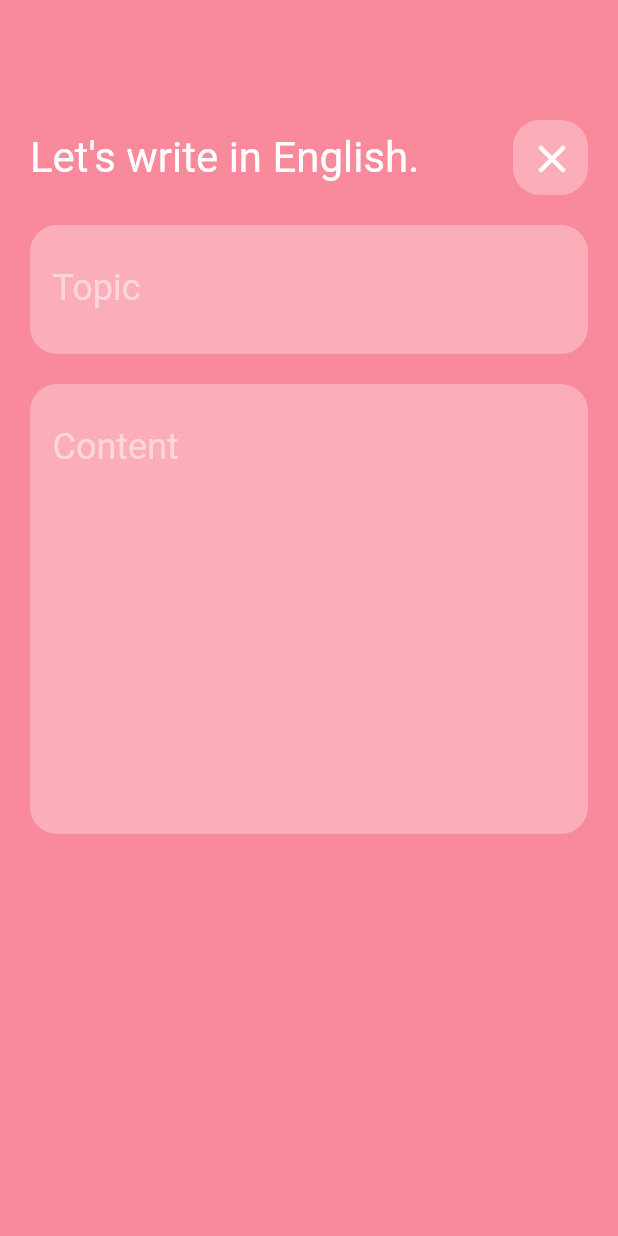
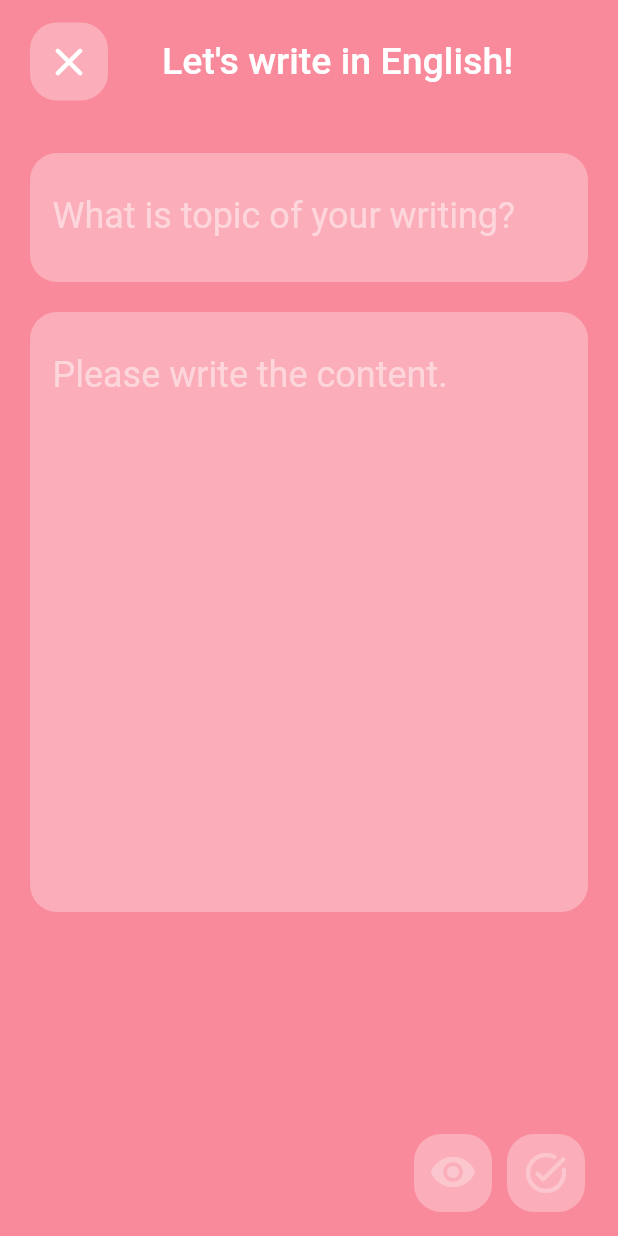
Before and after one commit to tan60/lingonote, a Flutter app: the screen it shows after launch, on a phone screen of 412 x 824 dp. Run offline on Flutter 3.47's test engine with Material 2 defaults, Android fonts, the light colour scheme and no system bars; Roboto replaces fonts that are missing (Pretendard).

Commit message:
some work for edit screen

```diff
--- a/lib/assets/languages/language_en.dart
+++ b/lib/assets/languages/language_en.dart
@@ -11,5 +11,8 @@ class LanguageEn extends Languages {
   String get homeFeedAIGuide => 'AI 교정을 통해 오류를 교정하고 더 나은 표현을 익힐 수 있어요.';
 
   @override
+  String get editNoteAppBarTitle => "Let's write in English!";
+
+  @override
   String get tryWriting => '지금 시작해 볼까요?';
 }
--- a/lib/assets/languages/language_kr.dart
+++ b/lib/assets/languages/language_kr.dart
@@ -11,5 +11,8 @@ class LanguageKr extends Languages {
   String get homeFeedAIGuide => 'AI 교정으로 더 나은 표현을 익혀보세요.';
 
   @override
+  String get editNoteAppBarTitle => "Let's write in English!";
+
+  @override
   String get tryWriting => '지금 시작해 볼까요?';
 }
--- a/lib/assets/languages/languages.dart
+++ b/lib/assets/languages/languages.dart
@@ -11,5 +11,7 @@ abstract class Languages {
 
   String get homeFeedAIGuide;
 
+  String get editNoteAppBarTitle;
+
   String get tryWriting;
 }
--- a/lib/managers/string_manager.dart
+++ b/lib/managers/string_manager.dart
@@ -37,5 +37,8 @@ class StringMgr extends Languages {
   String get homeFeedAIGuide => localeLanguage.homeFeedAIGuide;
 
   @override
+  String get editNoteAppBarTitle => localeLanguage.editNoteAppBarTitle;
+
+  @override
   String get tryWriting => localeLanguage.tryWriting;
 }
--- a/lib/screen/edit_note_screen.dart
+++ b/lib/screen/edit_note_screen.dart
@@ -1,7 +1,8 @@
 import 'package:flutter/material.dart';
+import 'package:lingonote/managers/string_manager.dart';
 import 'package:lingonote/themes/my_themes.dart';
-import 'package:lingonote/widgets/appbar_close_button_widget.dart';
 import 'package:lingonote/widgets/edit_text_widget.dart';
+import 'package:lingonote/widgets/rounded_icon_button_widget.dart';
 
 class EditNote extends StatefulWidget {
   const EditNote({super.key});
@@ -13,6 +14,8 @@ class EditNote extends StatefulWidget {
 class _EditNoteState extends State<EditNote> with WidgetsBindingObserver {
   late Brightness _brightness;
   late ScrollController _scrollController;
+  bool isPreviewEnable = false;
+  bool isSaveEnable = false;
 
   @override
   void initState() {
@@ -38,35 +41,51 @@ class _EditNoteState extends State<EditNote> with WidgetsBindingObserver {
     super.didChangeDependencies();
   }
 
+  void setPreviewEnable(bool enable) {
+    setState(() {
+      isPreviewEnable = enable;
+    });
+  }
+
+  void setSaveEnable(bool enable) {
+    setState(() {
+      isSaveEnable = enable;
+    });
+  }
+
   @override
   Widget build(BuildContext context) {
     return Scaffold(
       backgroundColor: _brightness == Brightness.light
           ? MyThemes.getThemeFromKey(MyThemeKeys.LIGHT).primaryColor
           : MyThemes.getThemeFromKey(MyThemeKeys.DARK).primaryColor,
+      appBar: AppBar(
+        elevation: 0,
+        toolbarHeight: 82,
+        title: Align(
+          alignment: Alignment.centerLeft,
+          child: Text(
+            StringMgr().editNoteAppBarTitle,
+            style: const TextStyle(fontSize: 25, color: Colors.white),
+          ),
+        ),
+        leadingWidth: 92, // horizontal 52 + 40
+        leading: Padding(
+          padding: const EdgeInsets.symmetric(horizontal: 20, vertical: 15),
+          child: RoundedIconButton(
+              iconData: Icons.close_rounded,
+              enableColor: null,
+              isEnable: true,
+              onTap: () {}),
+        ),
+      ),
       body: Container(
         padding: const EdgeInsets.all(20),
-        child: Column(
-          children: [
-            const SizedBox(
-              height: 60,
-            ),
-            Row(
-              mainAxisAlignment: MainAxisAlignment.spaceBetween,
-              children: const [
-                Text(
-                  "Let's write in English.",
-                  style: TextStyle(color: Colors.white, fontSize: 28),
-                ),
-                AppbarCloseButton(),
-              ],
-            ),
-            const SizedBox(
-              height: 20,
-            ),
-            SingleChildScrollView(
-              controller: _scrollController,
-              child: Column(
+        child: SingleChildScrollView(
+          controller: _scrollController,
+          child: Column(
+            children: [
+              Column(
                 children: [
                   Container(
                     alignment: Alignment.center,
@@ -78,11 +97,12 @@ class _EditNoteState extends State<EditNote> with WidgetsBindingObserver {
                       color: Colors.white.withOpacity(0.3),
                       borderRadius: BorderRadius.circular(18),
                     ),
-                    child: const EditText(
-                      hintText: 'What is topic of your writing?',
-                      labelText: 'Topic',
+                    child: EditText(
+                      labelText: 'What is topic of your writing?',
+                      hintText: 'Topic',
                       maxLines: 3,
                       gestureTapCallback: null,
+                      onChanged: (string) {},
                     ),
                   ),
                   const SizedBox(
@@ -90,7 +110,7 @@ class _EditNoteState extends State<EditNote> with WidgetsBindingObserver {
                   ),
                   Container(
                     alignment: Alignment.topCenter,
-                    height: 300,
+                    height: 400,
                     padding: const EdgeInsets.symmetric(
                       horizontal: 15,
                       vertical: 6,
@@ -100,20 +120,51 @@ class _EditNoteState extends State<EditNote> with WidgetsBindingObserver {
                       borderRadius: BorderRadius.circular(18),
                     ),
                     child: EditText(
-                      hintText: 'Please write the content.',
-                      labelText: 'Content',
+                      labelText: 'Please write the content.',
+                      hintText: 'Content',
                       maxLines: null,
                       gestureTapCallback: () {
-                        _scrollController.animateTo(
+                        /* _scrollController.animateTo(
                           100.0,
                           duration: const Duration(microseconds: 500),
                           curve: Curves.ease,
-                        );
+                        ); */
+                      },
+                      onChanged: (string) {
+                        setPreviewEnable(string.isNotEmpty);
+                        setSaveEnable(string.isNotEmpty);
                       },
                     ),
                   ),
                 ],
               ),
+            ],
+          ),
+        ),
+      ),
+      floatingActionButton: SizedBox(
+        width: 120,
+        height: 52,
+        child: Row(
+          children: [
+            RoundedIconButton(
+              iconData: Icons.visibility_rounded,
+              isEnable: isPreviewEnable,
+              enableColor: null, //MyThemes.lightTheme.colorScheme.error,
+              onTap: () {
+                setPreviewEnable(false);
+              },
+            ),
+            const SizedBox(
+              width: 10,
+            ),
+            RoundedIconButton(
+              iconData: Icons.task_alt_rounded,
+              isEnable: isSaveEnable,
+              enableColor: null, //MyThemes.lightTheme.colorScheme.error,
+              onTap: () {
+                setSaveEnable(false);
+              },
             ),
           ],
         ),
--- a/lib/widgets/appbar_close_button_widget.dart
+++ b/lib/widgets/appbar_close_button_widget.dart
@@ -1,7 +1,7 @@
 import 'package:flutter/material.dart';
 
-class AppbarCloseButton extends StatelessWidget {
-  const AppbarCloseButton({super.key});
+class AppBarCloseButton extends StatelessWidget {
+  const AppBarCloseButton({super.key});
 
   @override
   Widget build(BuildContext context) {
@@ -17,8 +17,8 @@ class AppbarCloseButton extends StatelessWidget {
           ));
         },
         child: Container(
-          width: 50,
-          height: 50,
+          //width: 50,
+          //height: 50,
           alignment: Alignment.center,
           padding: const EdgeInsets.all(10),
           child: const Icon(
--- a/lib/widgets/edit_text_widget.dart
+++ b/lib/widgets/edit_text_widget.dart
@@ -1,9 +1,11 @@
 import 'package:flutter/material.dart';
+import 'package:flutter/services.dart';
 
 class EditText extends StatelessWidget {
   final String labelText, hintText;
   final int? maxLines;
   final GestureTapCallback? gestureTapCallback;
+  final Function(String string)? onChanged;
 
   const EditText({
     super.key,
@@ -11,6 +13,7 @@ class EditText extends StatelessWidget {
     required this.hintText,
     required this.maxLines,
     required this.gestureTapCallback,
+    required this.onChanged,
   });
 
   @override
@@ -20,8 +23,13 @@ class EditText extends StatelessWidget {
       style: const TextStyle(color: Colors.white, fontSize: 24),
       cursorColor: Colors.white,
       keyboardType: TextInputType.multiline,
+      inputFormatters: [
+        FilteringTextInputFormatter.allow(
+            RegExp(r'[a-zA-Z0-9\s\n!@#$%^&*(),.?":{}|<>]')),
+      ],
       minLines: 1,
       maxLines: maxLines,
+      onChanged: onChanged,
       decoration: InputDecoration(
         labelText: labelText,
         labelStyle: TextStyle(color: Colors.white.withOpacity(0.5)),
--- /dev/null
+++ b/lib/widgets/rounded_icon_button_widget.dart
@@ -0,0 +1,44 @@
+import 'package:flutter/material.dart';
+
+class RoundedIconButton extends StatelessWidget {
+  final IconData iconData;
+  final Function()? onTap;
+  bool isEnable;
+  final Color? enableColor;
+
+  RoundedIconButton({
+    super.key,
+    required this.iconData,
+    required this.onTap,
+    required this.isEnable,
+    required this.enableColor,
+  });
+
+  void setEnable(bool enable) {
+    isEnable = isEnable;
+  }
+
+  @override
+  Widget build(BuildContext context) {
+    return Ink(
+      decoration: BoxDecoration(
+        color: Colors.white.withOpacity(0.3),
+        borderRadius: BorderRadius.circular(18),
+      ),
+      child: InkWell(
+        onTap: isEnable ? onTap : null,
+        child: Container(
+          alignment: Alignment.center,
+          padding: const EdgeInsets.all(10),
+          child: Icon(
+            iconData,
+            color: isEnable
+                ? (enableColor ?? Colors.white)
+                : Colors.white.withOpacity(0.3),
+            size: 32,
+          ),
+        ),
+      ),
+    );
+  }
+}
```
